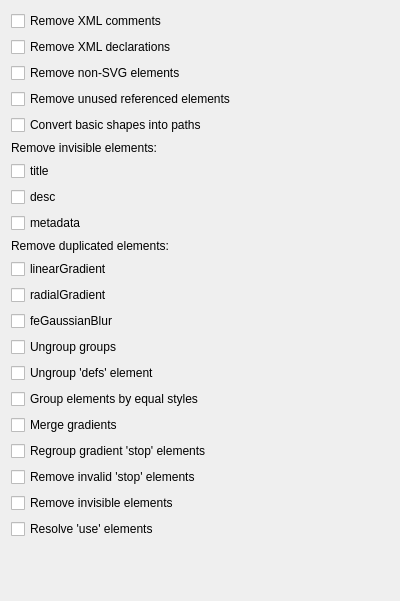
Old version of the form src/preferences/elementspage.ui in the repository RazrFalcon/svgcleaner-gui.
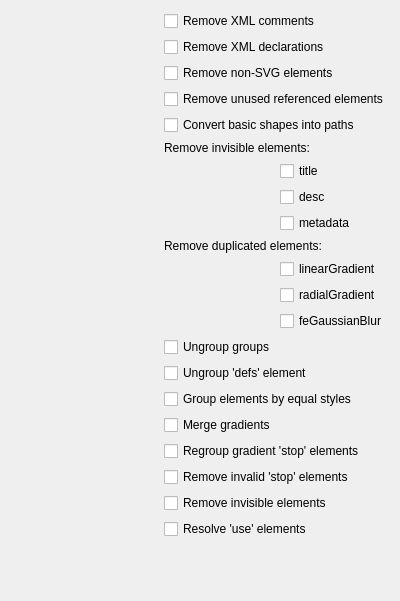
New version of the form. Custom widgets are drawn as their Qt base class.

Diff of the .ui file:
```diff
--- a/src/preferences/elementspage.ui
+++ b/src/preferences/elementspage.ui
@@ -13,177 +13,242 @@
   <property name="windowTitle">
    <string>Form</string>
   </property>
-  <layout class="QVBoxLayout" name="verticalLayout">
-   <item>
+  <layout class="QGridLayout" name="gridLayout">
+   <item row="0" column="1">
     <widget class="QCheckBox" name="chBoxRmComments">
      <property name="text">
       <string>Remove XML comments</string>
      </property>
     </widget>
    </item>
-   <item>
+   <item row="1" column="1">
     <widget class="QCheckBox" name="chBoxRmDeclaration">
      <property name="text">
       <string>Remove XML declarations</string>
      </property>
     </widget>
    </item>
-   <item>
+   <item row="2" column="1">
     <widget class="QCheckBox" name="chBoxRmNonSvg">
      <property name="text">
       <string>Remove non-SVG elements</string>
      </property>
     </widget>
    </item>
-   <item>
+   <item row="17" column="1">
+    <spacer name="verticalSpacer">
+     <property name="orientation">
+      <enum>Qt::Vertical</enum>
+     </property>
+     <property name="sizeHint" stdset="0">
+      <size>
+       <width>20</width>
+       <height>1</height>
+      </size>
+     </property>
+    </spacer>
+   </item>
+   <item row="3" column="1">
     <widget class="QCheckBox" name="chBoxRmUnusedDefs">
      <property name="text">
       <string>Remove unused referenced elements</string>
      </property>
     </widget>
    </item>
-   <item>
+   <item row="4" column="1">
     <widget class="QCheckBox" name="chBoxConvertShapes">
      <property name="text">
       <string>Convert basic shapes into paths</string>
      </property>
     </widget>
    </item>
-   <item>
-    <widget class="QLabel" name="label">
+   <item row="9" column="1">
+    <widget class="QCheckBox" name="chBoxUngroupGroups">
+     <property name="text">
+      <string>Ungroup groups</string>
+     </property>
+    </widget>
+   </item>
+   <item row="5" column="1">
+    <widget class="QLabel" name="lblInvisibleElems">
      <property name="text">
       <string>Remove invisible elements:</string>
      </property>
     </widget>
    </item>
-   <item>
-    <layout class="QVBoxLayout" name="layRmElems">
-     <item>
-      <widget class="QCheckBox" name="chBoxRmTitle">
-       <property name="text">
-        <string notr="true">title</string>
-       </property>
-      </widget>
-     </item>
-     <item>
+   <item row="6" column="1">
+    <layout class="QGridLayout" name="layRmElems">
+     <item row="1" column="1">
       <widget class="QCheckBox" name="chBoxRmDesc">
        <property name="text">
         <string notr="true">desc</string>
        </property>
       </widget>
      </item>
-     <item>
+     <item row="0" column="1">
+      <widget class="QCheckBox" name="chBoxRmTitle">
+       <property name="text">
+        <string notr="true">title</string>
+       </property>
+      </widget>
+     </item>
+     <item row="2" column="1">
       <widget class="QCheckBox" name="chBoxRmMetadata">
        <property name="text">
         <string notr="true">metadata</string>
        </property>
       </widget>
      </item>
+     <item row="0" column="0">
+      <widget class="DotWidget" name="dot6" native="true"/>
+     </item>
+     <item row="1" column="0">
+      <widget class="DotWidget" name="dot7" native="true"/>
+     </item>
+     <item row="2" column="0">
+      <widget class="DotWidget" name="dot8" native="true"/>
+     </item>
     </layout>
    </item>
-   <item>
-    <widget class="QLabel" name="label_2">
+   <item row="7" column="1">
+    <widget class="QLabel" name="lblDuplicates">
      <property name="text">
       <string>Remove duplicated elements:</string>
      </property>
     </widget>
    </item>
-   <item>
-    <layout class="QVBoxLayout" name="layRmDuplElems">
-     <item>
-      <widget class="QCheckBox" name="chBoxRmDuplLinearGrad">
-       <property name="text">
-        <string notr="true">linearGradient</string>
-       </property>
-      </widget>
-     </item>
-     <item>
-      <widget class="QCheckBox" name="chBoxRmDuplRadialGrad">
-       <property name="text">
-        <string notr="true">radialGradient</string>
-       </property>
-      </widget>
-     </item>
-     <item>
+   <item row="8" column="1">
+    <layout class="QGridLayout" name="layRmDuplElems">
+     <item row="2" column="1">
       <widget class="QCheckBox" name="chBoxRemoveDuplFeGaussianBlur">
        <property name="text">
         <string notr="true">feGaussianBlur</string>
        </property>
       </widget>
      </item>
+     <item row="1" column="1">
+      <widget class="QCheckBox" name="chBoxRmDuplRadialGrad">
+       <property name="text">
+        <string notr="true">radialGradient</string>
+       </property>
+      </widget>
+     </item>
+     <item row="0" column="1">
+      <widget class="QCheckBox" name="chBoxRmDuplLinearGrad">
+       <property name="text">
+        <string notr="true">linearGradient</string>
+       </property>
+      </widget>
+     </item>
+     <item row="0" column="0">
+      <widget class="DotWidget" name="dot9" native="true"/>
+     </item>
+     <item row="1" column="0">
+      <widget class="DotWidget" name="dot10" native="true"/>
+     </item>
+     <item row="2" column="0">
+      <widget class="DotWidget" name="dot11" native="true"/>
+     </item>
     </layout>
    </item>
-   <item>
-    <widget class="QCheckBox" name="chBoxUngroupGroups">
-     <property name="text">
-      <string>Ungroup groups</string>
-     </property>
-    </widget>
-   </item>
-   <item>
+   <item row="10" column="1">
     <widget class="QCheckBox" name="chBoxUngroupDefs">
      <property name="text">
       <string>Ungroup 'defs' element</string>
      </property>
     </widget>
    </item>
-   <item>
+   <item row="11" column="1">
     <widget class="QCheckBox" name="chBoxGroupByStyle">
      <property name="text">
       <string>Group elements by equal styles</string>
      </property>
     </widget>
    </item>
-   <item>
+   <item row="12" column="1">
     <widget class="QCheckBox" name="chBoxMergeGradients">
      <property name="text">
       <string>Merge gradients</string>
      </property>
     </widget>
    </item>
-   <item>
+   <item row="13" column="1">
     <widget class="QCheckBox" name="chBoxRegroupGradientStops">
      <property name="text">
       <string>Regroup gradient 'stop' elements</string>
      </property>
     </widget>
    </item>
-   <item>
+   <item row="14" column="1">
     <widget class="QCheckBox" name="chBoxRemoveInvalidStops">
      <property name="text">
       <string>Remove invalid 'stop' elements</string>
      </property>
     </widget>
    </item>
-   <item>
+   <item row="15" column="1">
     <widget class="QCheckBox" name="chBoxRmInvisible">
      <property name="text">
       <string>Remove invisible elements</string>
      </property>
     </widget>
    </item>
-   <item>
+   <item row="16" column="1">
     <widget class="QCheckBox" name="chBoxResolveUse">
      <property name="text">
       <string>Resolve 'use' elements</string>
      </property>
     </widget>
    </item>
-   <item>
-    <spacer name="verticalSpacer">
-     <property name="orientation">
-      <enum>Qt::Vertical</enum>
-     </property>
-     <property name="sizeHint" stdset="0">
-      <size>
-       <width>1</width>
-       <height>1</height>
-      </size>
-     </property>
-    </spacer>
+   <item row="0" column="0">
+    <widget class="DotWidget" name="dot1" native="true"/>
+   </item>
+   <item row="1" column="0">
+    <widget class="DotWidget" name="dot2" native="true"/>
+   </item>
+   <item row="2" column="0">
+    <widget class="DotWidget" name="dot3" native="true"/>
+   </item>
+   <item row="3" column="0">
+    <widget class="DotWidget" name="dot4" native="true"/>
+   </item>
+   <item row="4" column="0">
+    <widget class="DotWidget" name="dot5" native="true"/>
+   </item>
+   <item row="9" column="0">
+    <widget class="DotWidget" name="dot12" native="true"/>
+   </item>
+   <item row="10" column="0">
+    <widget class="DotWidget" name="dot13" native="true"/>
+   </item>
+   <item row="11" column="0">
+    <widget class="DotWidget" name="dot14" native="true"/>
+   </item>
+   <item row="12" column="0">
+    <widget class="DotWidget" name="dot15" native="true"/>
+   </item>
+   <item row="13" column="0">
+    <widget class="DotWidget" name="dot16" native="true"/>
+   </item>
+   <item row="14" column="0">
+    <widget class="DotWidget" name="dot17" native="true"/>
+   </item>
+   <item row="15" column="0">
+    <widget class="DotWidget" name="dot18" native="true"/>
+   </item>
+   <item row="16" column="0">
+    <widget class="DotWidget" name="dot19" native="true"/>
    </item>
   </layout>
  </widget>
+ <customwidgets>
+  <customwidget>
+   <class>DotWidget</class>
+   <extends>QWidget</extends>
+   <header>src/preferences/widgets/dotwidget.h</header>
+   <container>1</container>
+  </customwidget>
+ </customwidgets>
  <resources/>
  <connections/>
 </ui>
```
